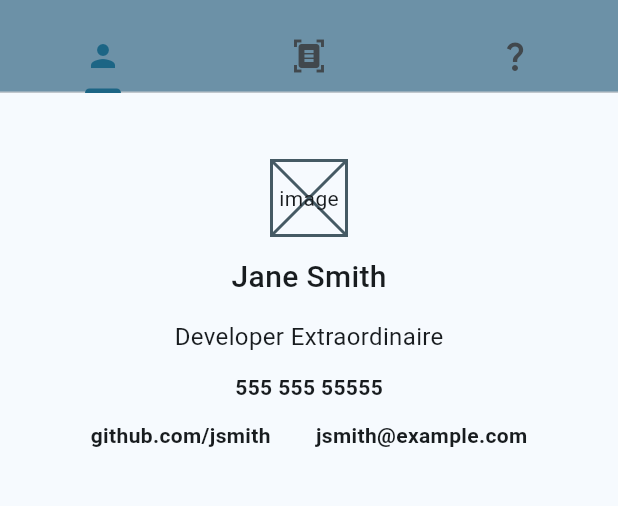
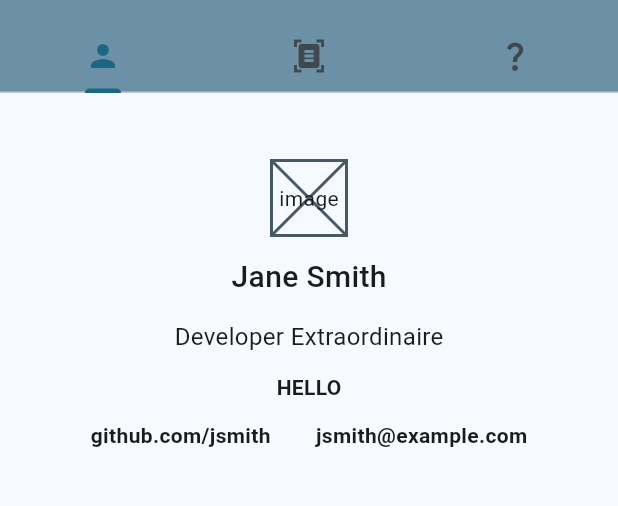
Before and after one commit to Daltonshults/CS492_Project_3, a Flutter app: the screen it shows after launch, on a phone screen of 412 x 824 dp, the part 63-569 px from its top. Run offline on Flutter 3.47's test engine with Material 3 defaults, Android fonts, the phone set to English and light mode, and no system bars.

Commit message:
Ran flutter pub get

```diff
--- a/lib/BusinessCard/business_card.dart
+++ b/lib/BusinessCard/business_card.dart
@@ -1,6 +1,6 @@
 import 'package:flutter/material.dart';
-//import '../BoxPlaceholder/box_placeholder.dart';
 import '../PaddedWidgets/padded_text.dart';
+import 'package:url_launcher/url_launcher.dart';
 
 class BusinessCard extends StatefulWidget {
   final String name;
@@ -53,16 +53,31 @@ class _BusinessCardState extends State<BusinessCard> {
             text: widget.title,
             edgeInsets: const EdgeInsets.all(6.0),
             style: const TextStyle(fontSize: 16, fontWeight: FontWeight.w400)),
-        PaddedText(
-            text: widget.phoneNumber,
-            edgeInsets: const EdgeInsets.all(6.0),
-            style: basicTextStyle),
-        PaddedDoubleText(
+        phoneNumberField(),
+        PaddedDoubleTextLinks(
             text1: widget.github,
             text2: widget.email,
             edgeInsets: const EdgeInsets.all(6.0),
             style: basicTextStyle),
       ],
+    );
+  }
+
+  GestureDetector phoneNumberField() {
+    return GestureDetector(
+      // Works on my phone, but not on the emulator.
+      onTap: () async {
+        final url = 'sms:${widget.phoneNumber.replaceAll(' ', '')}';
+        if (await canLaunchUrl(Uri.parse(url))) {
+          await launchUrl(Uri.parse(url), mode: LaunchMode.externalApplication);
+        } else {
+          throw 'Could not launch $url';
+        }
+      },
+      child: PaddedText(
+          text: "HELLO",
+          edgeInsets: const EdgeInsets.all(6.0),
+          style: basicTextStyle),
     );
   }
 
--- a/lib/main.dart
+++ b/lib/main.dart
@@ -1,3 +1,4 @@
+//import 'package:call_me_maybe/Predictor/predictor.dart';
 import 'package:flutter/material.dart';
 import 'package:flutter/services.dart';
 import 'BusinessCard/business_card.dart';
@@ -63,18 +64,18 @@ class _MyHomePageState extends State<MyHomePage> {
               email: "jsmith@example.com",
             ),
             ResumeCard(),
-            Text("Tab 3")
+            Text("TEST"),
           ]),
     );
   }
 
   AppBar appNavBar(BuildContext context) {
     return AppBar(
-      backgroundColor: Color.fromARGB(255, 108, 145, 167),
+      backgroundColor: const Color.fromARGB(255, 108, 145, 167),
       title: Center(
           child: Text(
         widget.title,
-        style: TextStyle(color: Colors.white),
+        style: const TextStyle(color: Colors.white),
       )),
       bottom: const TabBar(tabs: [
         Tab(child: Icon(Icons.person_sharp)),
--- a/pubspec.yaml
+++ b/pubspec.yaml
@@ -30,6 +30,8 @@ environment:
 dependencies:
   flutter:
     sdk: flutter
+
+  url_launcher: ^6.0.12
 
 
   # The following adds the Cupertino Icons font to your application.
```
Also changed, not shown: lib/Resume/resume.dart (+14 -5 lines), pubspec.lock, 5 other files.
